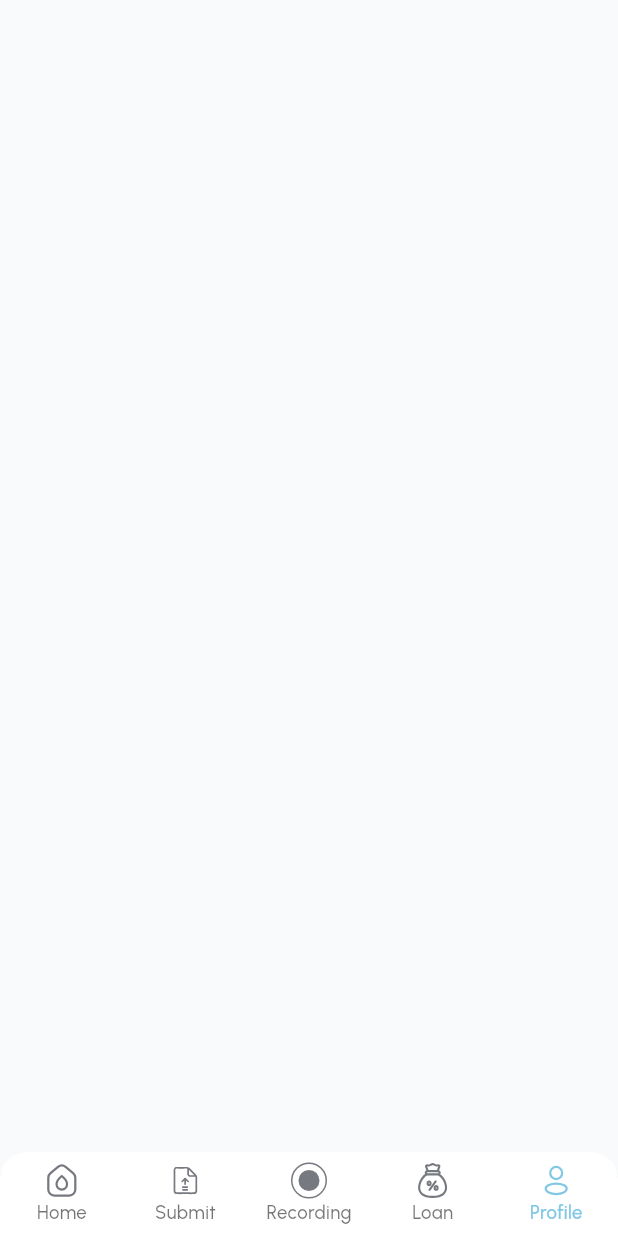
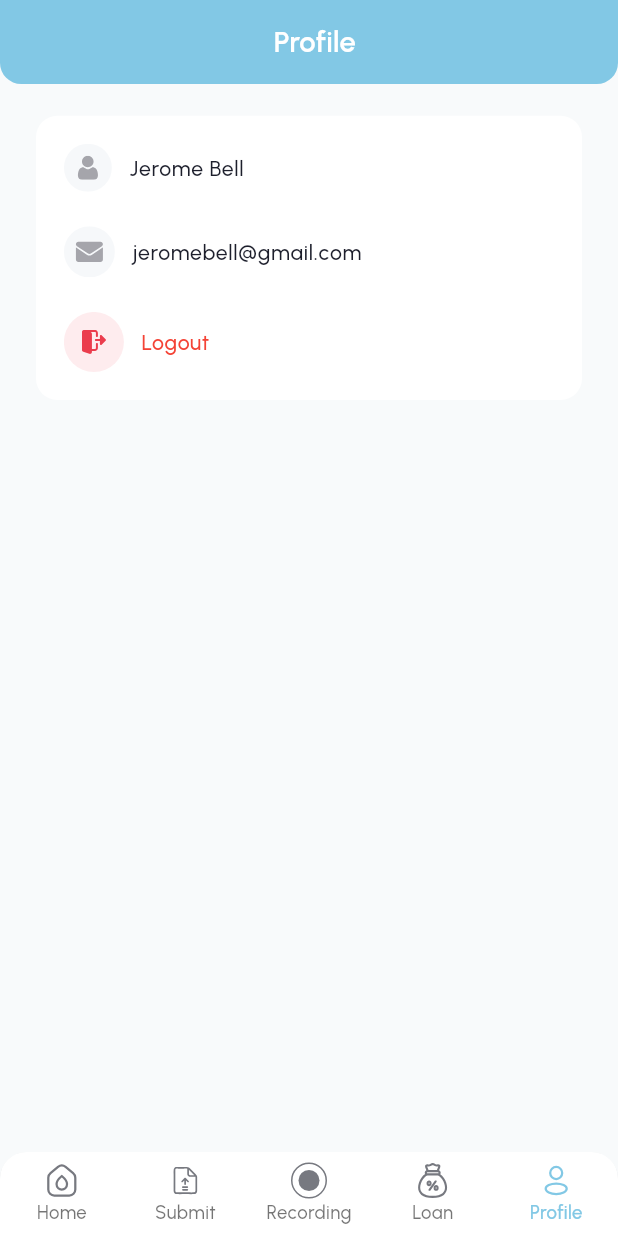
Before and after one commit to backbencherstudio/danielpurcaru_app, a Flutter app: the ProfileScreen screen opened by its route, on a phone screen of 412 x 824 dp. Run offline on Flutter 3.47's test engine with Material 3 defaults, Android fonts, the phone set to English and light mode, and no system bars; our stand-ins replace flutter_riverpod, flutter_screenutil, flutter_svg, go_router, google_fonts.

Commit message:
profile screen added

```diff
--- a/lib/core/constant/icons.dart
+++ b/lib/core/constant/icons.dart
@@ -5,4 +5,7 @@ static const String profile = 'assets/icon/bottom_nav_bar_icon/profile.svg';
 static const String recording = 'assets/icon/bottom_nav_bar_icon/recording.svg';
 static const String submit = 'assets/icon/bottom_nav_bar_icon/submit.svg';
 static const String globe = 'assets/icon/globe.svg';
+static const String user = 'assets/icon/user.svg';
+static const String email = 'assets/icon/email.svg';
+static const String logOut = 'assets/icon/log_out.svg';
 }
--- a/lib/src/feature/profile_screen/presentation/profile_screen.dart
+++ b/lib/src/feature/profile_screen/presentation/profile_screen.dart
@@ -1,10 +1,81 @@
+import 'package:danielpurcaru_time_tracker_app/core/constant/icons.dart';
+import 'package:danielpurcaru_time_tracker_app/core/constant/padding.dart';
 import 'package:flutter/material.dart';
+import 'package:flutter_screenutil/flutter_screenutil.dart';
+import 'package:flutter_svg/svg.dart';
 
-class ProfileScreen extends StatelessWidget{
+import '../../../common_widgets/custom_app_bar/custom_app_bar.dart';
+
+class ProfileScreen extends StatelessWidget {
   const ProfileScreen({super.key});
+
+  Widget customListTile({
+    required String title,
+    required String iconPath,
+    required Function onTap,
+    Color? color,
+    required TextTheme textTheme,
+  }){
+    return GestureDetector(
+      onTap: ()=>onTap(),
+      child: Padding(
+        padding:  EdgeInsets.all(8.0),
+        child: Row(
+          spacing: 12.w,
+          children: [
+            SvgPicture.asset(iconPath),
+            Text(title,style: textTheme.bodyLarge?.copyWith(fontWeight: FontWeight.w500,color: color),)
+          ],
+        ),
+      ),
+    );
+  }
 
   @override
   Widget build(BuildContext context) {
-    return Scaffold();
+    final textTheme = Theme.of(context).textTheme;
+    return Scaffold(
+      body: Column(
+        children: [
+          CustomAppBar(title: "Profile", centerTitle: true, isTrailing: false),
+         SizedBox(height: 24.h,),
+          Padding(
+              padding: AppPadding.horizontalPadding,
+            child: Container(
+              padding: EdgeInsets.all(12.r),
+              decoration: BoxDecoration(
+                color: Colors.white,
+                borderRadius: BorderRadius.circular(16.r)
+              ),
+              child: Column(
+                crossAxisAlignment: CrossAxisAlignment.start,
+                spacing: 8.h,
+                children: [
+                  customListTile(
+                    title: "Jerome Bell",
+                    iconPath: AppIcons.user,
+                    onTap: (){},
+                    textTheme: textTheme,
+                  ),
+                  customListTile(
+                    title: "jeromebell@gmail.com",
+                    iconPath: AppIcons.email,
+                    onTap: (){},
+                    textTheme: textTheme,
+                  ),
+                  customListTile(
+                    title: "Logout",
+                    iconPath: AppIcons.logOut,
+                    onTap: (){},
+                    textTheme: textTheme,
+                    color: Colors.red
+                  ),
+                ],
+              ),
+            ),
+          )
+        ],
+      ),
+    );
   }
 }
```
Also changed, not shown: assets/icon/email.svg (added), assets/icon/log_out.svg (added), assets/icon/user.svg (added).
